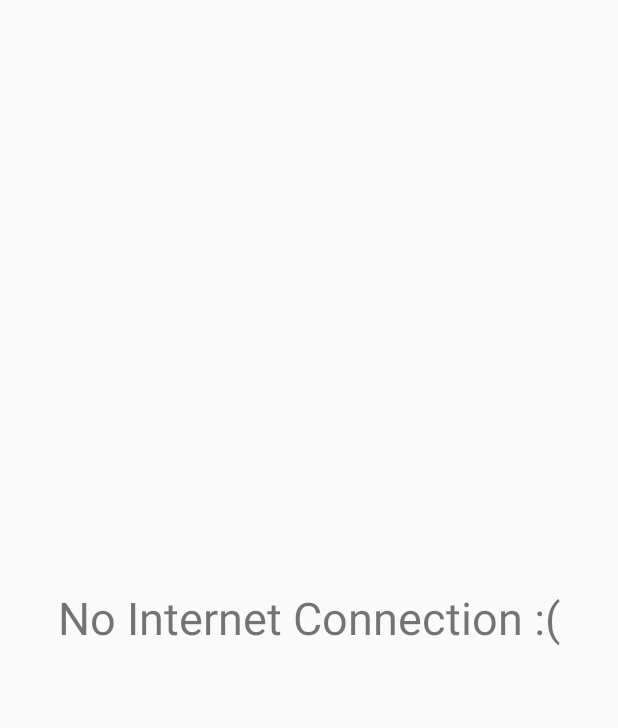
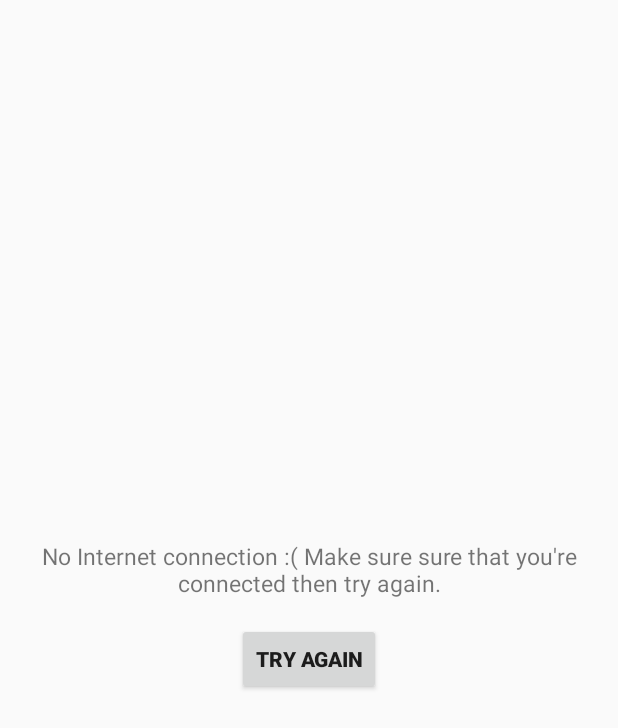
Before and after one commit to fatma-mohamed/Movies-App, an Android app: the layout activity_no_internet.xml on its own in the app's theme, with its tools: preview values and no code run, on a phone screen of 412 x 824 dp. Shown: the top 728 px of the screen. Run offline under Robolectric (Android 15) with nearby library versions, the phone set to English and light mode, and no system bars.

Commit message:
Layout : Add 'Try again' button if there is no internet connection

```diff
--- a/app/src/main/res/layout/activity_no_internet.xml
+++ b/app/src/main/res/layout/activity_no_internet.xml
@@ -1,14 +1,24 @@
 <?xml version="1.0" encoding="utf-8"?>
-<LinearLayout xmlns:android="http://schemas.android.com/apk/res/android"
+<RelativeLayout xmlns:android="http://schemas.android.com/apk/res/android"
     android:layout_width="match_parent"
-    android:layout_height="match_parent">
+    android:layout_height="match_parent"
+    android:gravity="center">
 
     <TextView
-        android:text="No Internet Connection :("
+        android:id="@+id/textView"
         android:layout_width="match_parent"
-        android:layout_height="match_parent"
-        android:gravity="center_horizontal|center_vertical"
-        android:id="@+id/textView"
-        android:textSize="@dimen/activity_title"
-        android:layout_weight="1" />
-</LinearLayout>
+        android:layout_height="wrap_content"
+        android:gravity="center"
+        android:textSize="@dimen/activity_paragraph"
+        android:text="No Internet connection :( Make sure sure that you're connected then try again."/>
+
+    <Button
+        android:id="@+id/try_again_btn"
+        android:layout_width="wrap_content"
+        android:layout_height="wrap_content"
+        android:layout_marginTop="@dimen/activity_horizontal_margin"
+        android:layout_centerHorizontal="true"
+        android:layout_below="@id/textView"
+        android:textStyle="bold"
+        android:text="Try again"/>
+</RelativeLayout>
```
